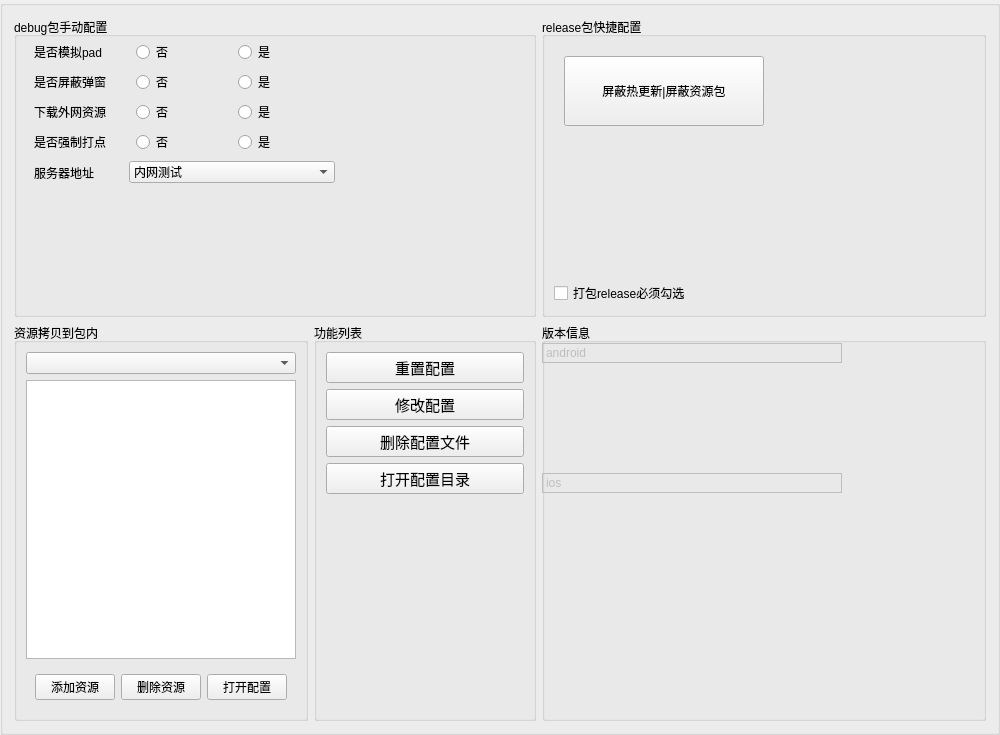
Before: the Qt Designer form debugBox.ui in MogooStudio/DebugTools, drawn with Qt 5.
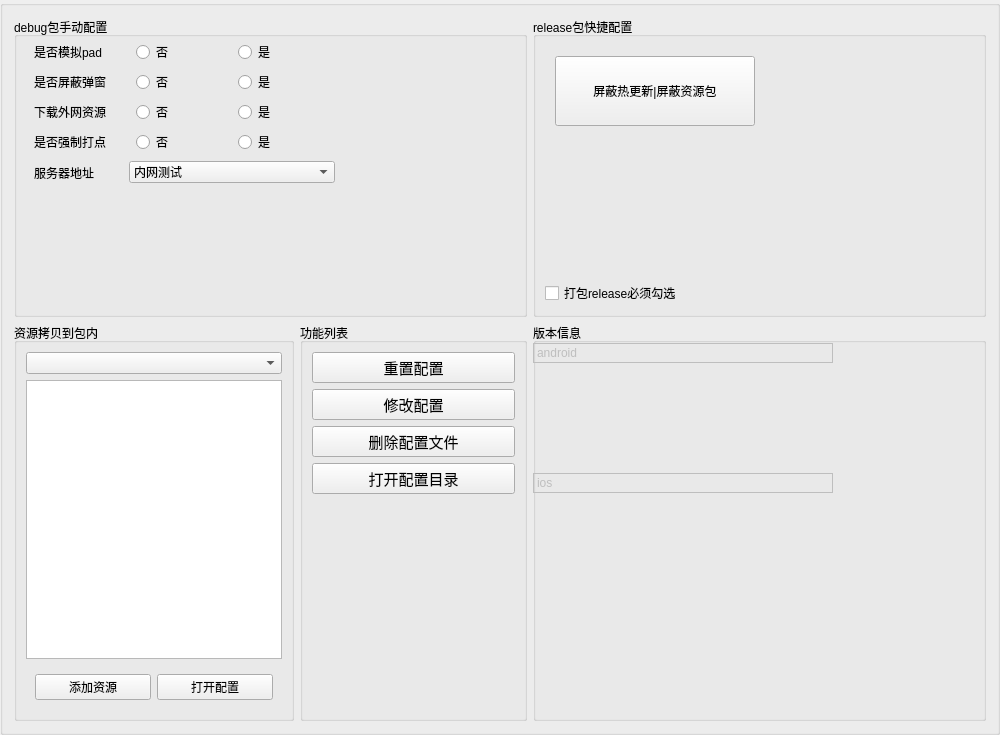
After: the same form once the commit is applied.

Diff of the .ui file:
```diff
--- a/debugBox.ui
+++ b/debugBox.ui
@@ -370,13 +370,6 @@
            </property>
           </widget>
          </item>
-         <item>
-          <widget class="QPushButton" name="btn_del_res">
-           <property name="text">
-            <string>删除资源</string>
-           </property>
-          </widget>
-         </item>
          <item>
           <widget class="QPushButton" name="btn_config_res">
            <property name="text">
@@ -413,7 +406,6 @@
         <property name="font">
          <font>
           <pointsize>11</pointsize>
-          <weight>50</weight>
           <bold>false</bold>
          </font>
         </property>
@@ -433,7 +425,6 @@
         <property name="font">
          <font>
           <pointsize>11</pointsize>
-          <weight>50</weight>
           <bold>false</bold>
          </font>
         </property>
```
